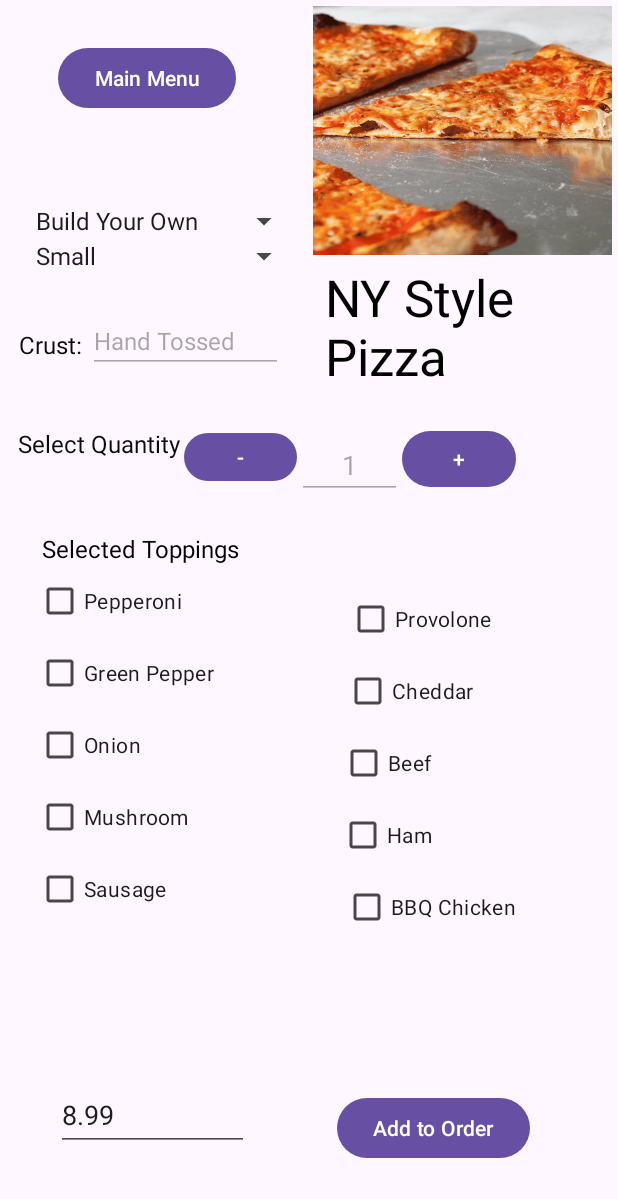
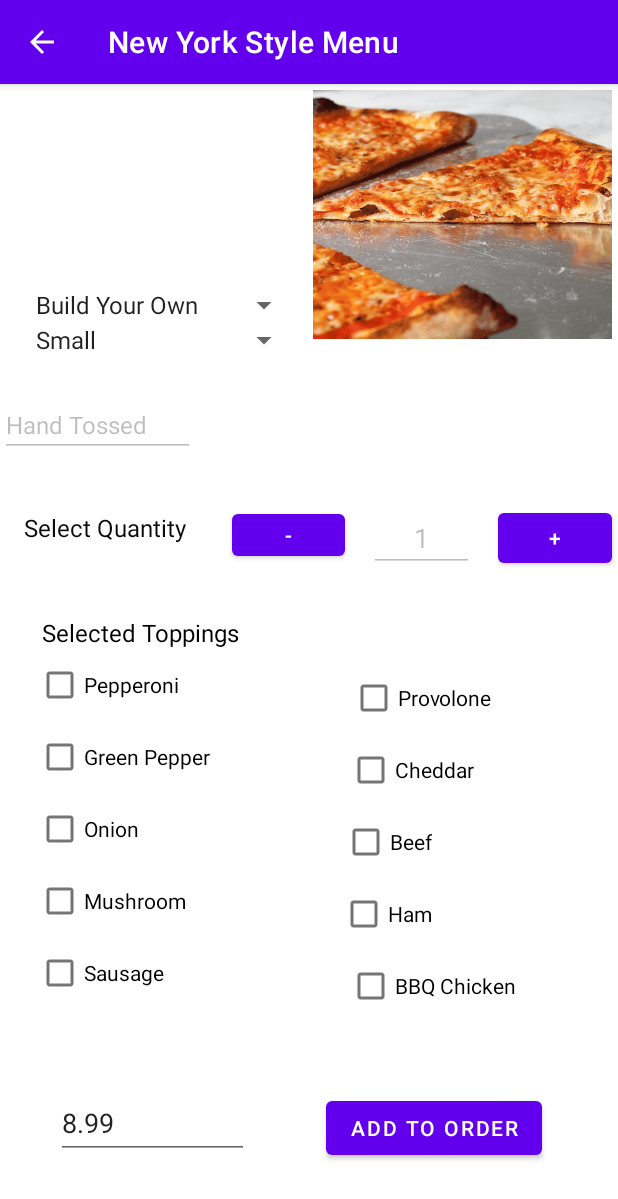
Before and after one commit to jd1763/RUPizzaria, an Android app: the NYPizzaStyleMenuActivity screen opened directly, with no data from a screen before it, on a phone screen of 412 x 824 dp. Shown: the top 1199 px of the screen. Run offline under Robolectric (Android 15) with nearby library versions, the phone set to English and light mode, and no system bars.

Commit message:
Added ActionBar to the top of each activity.
Removed the main menu buttons in favor of action bars at the top of each activity in order to create smoother navigation.

```diff
--- a/app/src/main/java/com/example/pizzeria/AllOrdersActivity.java
+++ b/app/src/main/java/com/example/pizzeria/AllOrdersActivity.java
@@ -46,14 +46,12 @@ public class AllOrdersActivity extends AppCompatActivity {
         currentOrderList = findViewById(R.id.currentOrderList);
         totalAmountEditText = findViewById(R.id.totalAmountEditText);
         cancelButton = findViewById(R.id.cancelOrderButton);
-        mainMenuButton = findViewById(R.id.mainMenuButton);
         // Get the OrderManager object
         orderManager = GlobalDataManager.getInstance().getOrderManager();
         // Populate the order number spinner
         updateState();
         // Set up event handlers
         cancelButton.setOnClickListener(v -> cancelOrder());
-        mainMenuButton.setOnClickListener(v -> mainMenuClick());
 
         orderNumberSpinner.setOnItemSelectedListener(new AdapterView.OnItemSelectedListener() {
             @Override
--- a/app/src/main/java/com/example/pizzeria/ChicagoStyleMenuActivity.java
+++ b/app/src/main/java/com/example/pizzeria/ChicagoStyleMenuActivity.java
@@ -28,7 +28,7 @@ public class ChicagoStyleMenuActivity extends AppCompatActivity {
     private Spinner pizzaTypeSpinner, sizeSpinner;
     private EditText crustValEditText, quantityEditTextNumber, pizzaSubTotal;
     private CheckBox cheddarCheckBox, sausageCheckBox, pepperoniCheckBox, greenPepperCheckBox, onionCheckBox, mushroomCheckBox, bbqChickenCheckBox, provoloneCheckBox, beefCheckBox, hamCheckBox;
-    private Button backButton, addOrderButton, plusButton, minusButton;
+    private Button addOrderButton, plusButton, minusButton;
 
     private Pizza currentPizza;
     private OrderManager orderManager;
@@ -71,7 +71,6 @@ public class ChicagoStyleMenuActivity extends AppCompatActivity {
         quantityEditTextNumber.setText("1");
         quantityEditTextNumber.setEnabled(false);
 
-        backButton = findViewById(R.id.ChicagoBackButton);
         addOrderButton = findViewById(R.id.ChicagoAddOrderButton);
         plusButton = findViewById(R.id.ChicagoPlusButton);
         minusButton = findViewById(R.id.ChicagoMinusButton);
@@ -297,7 +296,6 @@ public class ChicagoStyleMenuActivity extends AppCompatActivity {
         plusButton.setOnClickListener(v -> increaseQuantity());
         minusButton.setOnClickListener(v -> decreaseQuantity());
         addOrderButton.setOnClickListener(v -> addToOrder());
-        backButton.setOnClickListener(v -> finish());
     }
 
     /**
--- a/app/src/main/java/com/example/pizzeria/CurrentOrderActivity.java
+++ b/app/src/main/java/com/example/pizzeria/CurrentOrderActivity.java
@@ -50,7 +50,6 @@ public class CurrentOrderActivity extends AppCompatActivity implements AdapterVi
 
         // Initialize buttons
         Button placeOrderButton = findViewById(R.id.placeOrderButton);
-        Button mainMenuButton = findViewById(R.id.mainMenuButton);
 
         // Initialize OrderManager
         orderManager = GlobalDataManager.getInstance().getOrderManager();
@@ -63,7 +62,6 @@ public class CurrentOrderActivity extends AppCompatActivity implements AdapterVi
         // Set click listeners
         currentOrderList.setOnItemClickListener(this);
         placeOrderButton.setOnClickListener(v -> placeOrder());
-        mainMenuButton.setOnClickListener(v -> navigateToMainMenu());
 
         // Update the view
         updateView();
--- a/app/src/main/java/com/example/pizzeria/NYPizzaStyleMenuActivity.java
+++ b/app/src/main/java/com/example/pizzeria/NYPizzaStyleMenuActivity.java
@@ -28,7 +28,7 @@ public class NYPizzaStyleMenuActivity extends AppCompatActivity {
     private Spinner pizzaTypeSpinner, sizeSpinner;
     private EditText crustValEditText, quantityEditTextNumber, nyPizzaSubTotal;
     private CheckBox cheddarCheckBox, sausageCheckBox, pepperoniCheckBox, greenPepperCheckBox, onionCheckBox, mushroomCheckBox, bbqChickenCheckBox, provoloneCheckBox, beefCheckBox, hamCheckBox;
-    private Button backButton, addOrderButton, plusButton, minusButton;
+    private Button addOrderButton, plusButton, minusButton;
 
     private Pizza currentPizza;
     private OrderManager orderManager;
@@ -71,7 +71,6 @@ public class NYPizzaStyleMenuActivity extends AppCompatActivity {
         quantityEditTextNumber.setText("1");
         quantityEditTextNumber.setEnabled(false);
 
-        backButton = findViewById(R.id.BackButton);
         addOrderButton = findViewById(R.id.AddOrderButton);
         plusButton = findViewById(R.id.PlusButton);
         minusButton = findViewById(R.id.MinusButton);
@@ -307,7 +306,6 @@ public class NYPizzaStyleMenuActivity extends AppCompatActivity {
         plusButton.setOnClickListener(v -> increaseQuantity());
         minusButton.setOnClickListener(v -> decreaseQuantity());
         addOrderButton.setOnClickListener(v -> addToOrder());
-        backButton.setOnClickListener(v -> finish());
     }
 
     /**
--- a/app/src/main/res/layout/activity_main.xml
+++ b/app/src/main/res/layout/activity_main.xml
@@ -9,7 +9,7 @@
 
     <ImageView
         android:id="@+id/RUPizzaImage"
-        android:layout_width="458dp"
+        android:layout_width="0dp"
         android:layout_height="214dp"
         android:scaleType="fitXY"
         app:layout_constraintEnd_toEndOf="parent"
--- a/app/src/main/res/layout/activity_nystyle.xml
+++ b/app/src/main/res/layout/activity_nystyle.xml
@@ -46,31 +46,6 @@
         app:layout_constraintTop_toBottomOf="@+id/PizzaImageView"
         app:layout_constraintVertical_bias="0.907" />
 
-    <Button
-        android:id="@+id/BackButton"
-        android:layout_width="wrap_content"
-        android:layout_height="wrap_content"
-        android:layout_marginTop="28dp"
-        android:text="Main Menu"
-        app:layout_constraintEnd_toStartOf="@+id/PizzaImageView"
-        app:layout_constraintHorizontal_bias="0.427"
-        app:layout_constraintStart_toStartOf="parent"
-        app:layout_constraintTop_toTopOf="parent" />
-
-    <TextView
-        android:id="@+id/PizzaTypeTextView"
-        android:layout_width="191dp"
-        android:layout_height="92dp"
-        android:layout_marginEnd="4dp"
-        android:shadowColor="#5810E7"
-        android:text="NY Style Pizza"
-        android:textColor="#000000"
-        android:textSize="34sp"
-        app:layout_constraintBottom_toBottomOf="parent"
-        app:layout_constraintEnd_toEndOf="parent"
-        app:layout_constraintTop_toBottomOf="@+id/PizzaImageView"
-        app:layout_constraintVertical_bias="0.01" />
-
     <ImageView
         android:id="@+id/PizzaImageView"
         android:layout_width="199dp"
@@ -88,9 +63,9 @@
         android:layout_width="184dp"
         android:layout_height="22dp"
         android:layout_marginStart="16dp"
-        android:layout_marginTop="60dp"
+        android:layout_marginTop="136dp"
         app:layout_constraintStart_toStartOf="parent"
-        app:layout_constraintTop_toBottomOf="@+id/BackButton" />
+        app:layout_constraintTop_toTopOf="parent" />
 
     <Spinner
         android:id="@+id/SizeSpinner"
@@ -133,45 +108,49 @@
         android:id="@+id/MinusButton"
         android:layout_width="75dp"
         android:layout_height="40dp"
-        android:layout_marginTop="36dp"
+        android:layout_marginStart="14dp"
+        android:layout_marginTop="32dp"
         android:text="-"
         app:layout_constraintEnd_toStartOf="@+id/QuantityEditTextNumber"
+        app:layout_constraintStart_toEndOf="@+id/QuantityTextView"
         app:layout_constraintTop_toBottomOf="@+id/CrustValEditText" />
+
+    <EditText
+        android:id="@+id/QuantityEditTextNumber"
+        android:layout_width="70dp"
+        android:layout_height="39dp"
+        android:layout_marginTop="116dp"
+        android:layout_marginBottom="60dp"
+        android:ems="10"
+        android:gravity="center"
+        android:inputType="number"
+        android:text="1"
+        app:layout_constraintBottom_toTopOf="@+id/ProvoloneCheckBox"
+        app:layout_constraintEnd_toStartOf="@+id/PlusButton"
+        app:layout_constraintStart_toEndOf="@+id/MinusButton"
+        app:layout_constraintTop_toBottomOf="@+id/PizzaImageView" />
 
     <Button
         android:id="@+id/PlusButton"
         android:layout_width="76dp"
         android:layout_height="45dp"
-        android:layout_marginTop="16dp"
-        android:layout_marginEnd="68dp"
+        android:layout_marginTop="110dp"
+        android:layout_marginEnd="4dp"
         android:text="+"
         app:layout_constraintEnd_toEndOf="parent"
-        app:layout_constraintTop_toBottomOf="@+id/PizzaTypeTextView" />
-
-    <EditText
-        android:id="@+id/QuantityEditTextNumber"
-        android:layout_width="70dp"
-        android:layout_height="39dp"
-        android:layout_marginBottom="56dp"
-        android:ems="10"
-        android:inputType="number"
-        android:text="1"
-        android:gravity="center"
-        app:layout_constraintBottom_toTopOf="@+id/ProvoloneCheckBox"
-        app:layout_constraintEnd_toStartOf="@+id/PlusButton" />
+        app:layout_constraintTop_toBottomOf="@+id/PizzaImageView" />
 
     <EditText
         android:id="@+id/CrustValEditText"
         android:layout_width="130dp"
         android:layout_height="37dp"
         android:layout_marginTop="28dp"
-        android:layout_marginEnd="28dp"
         android:ems="10"
         android:inputType="text"
         android:text="CrustValue"
         android:textSize="16sp"
-        app:layout_constraintEnd_toStartOf="@+id/PizzaTypeTextView"
-        app:layout_constraintTop_toBottomOf="@+id/SizeSpinner" />
+        app:layout_constraintTop_toBottomOf="@+id/SizeSpinner"
+        tools:layout_editor_absoluteX="58dp" />
 
     <CheckBox
         android:id="@+id/SausageCheckBox"
--- a/app/src/main/res/values-night/themes.xml
+++ b/app/src/main/res/values-night/themes.xml
@@ -1,7 +1,16 @@
 <resources xmlns:tools="http://schemas.android.com/tools">
     <!-- Base application theme. -->
-    <style name="Base.Theme.RUPizzaria" parent="Theme.Material3.DayNight.NoActionBar">
+    <style name="Base.Theme.RUPizzaria" parent="Theme.MaterialComponents.DayNight.DarkActionBar">
         <!-- Customize your dark theme here. -->
         <!-- <item name="colorPrimary">@color/my_dark_primary</item> -->
+        <item name="colorPrimary">@color/purple_500</item>
+        <item name="colorPrimaryVariant">@color/purple_700</item>
+        <item name="colorOnPrimary">@color/black</item>
+        <!-- Secondary brand color. -->
+        <item name="colorSecondary">@color/teal_200</item>
+        <item name="colorSecondaryVariant">@color/teal_700</item>
+        <item name="colorOnSecondary">@color/black</item>
+        <!-- Status bar color. -->
+        <item name="android:statusBarColor" tools:targetApi="l">?attr/colorPrimaryVariant</item>
     </style>
 </resources>
--- a/app/src/main/res/values/colors.xml
+++ b/app/src/main/res/values/colors.xml
@@ -1,5 +1,10 @@
 <?xml version="1.0" encoding="utf-8"?>
 <resources>
+    <color name="purple_200">#FFBB86FC</color>
+    <color name="purple_500">#FF6200EE</color>
+    <color name="purple_700">#FF3700B3</color>
+    <color name="teal_200">#FF03DAC5</color>
+    <color name="teal_700">#FF018786</color>
     <color name="black">#FF000000</color>
     <color name="white">#FFFFFFFF</color>
 </resources>
--- a/app/src/main/res/values/themes.xml
+++ b/app/src/main/res/values/themes.xml
@@ -1,8 +1,17 @@
 <resources xmlns:tools="http://schemas.android.com/tools">
     <!-- Base application theme. -->
-    <style name="Base.Theme.RUPizzaria" parent="Theme.Material3.DayNight.NoActionBar">
+    <style name="Base.Theme.RUPizzaria" parent="Theme.MaterialComponents.DayNight.DarkActionBar">
         <!-- Customize your light theme here. -->
         <!-- <item name="colorPrimary">@color/my_light_primary</item> -->
+        <item name="colorPrimary">@color/purple_500</item>
+        <item name="colorPrimaryVariant">@color/purple_700</item>
+        <item name="colorOnPrimary">@color/white</item>
+        <!-- Secondary brand color. -->
+        <item name="colorSecondary">@color/teal_200</item>
+        <item name="colorSecondaryVariant">@color/teal_700</item>
+        <item name="colorOnSecondary">@color/black</item>
+        <!-- Status bar color. -->
+        <item name="android:statusBarColor" tools:targetApi="l">?attr/colorPrimaryVariant</item>
     </style>
 
     <style name="Theme.RUPizzaria" parent="Base.Theme.RUPizzaria" />
```
Also changed, not shown: app/src/main/AndroidManifest.xml (+16 -5 lines), app/src/main/res/layout/activity_allorders.xml (+0 -16 lines), app/src/main/res/layout/activity_chicagostyle.xml (+25 -46 lines), app/src/main/res/layout/activity_currentorder.xml (+0 -16 lines).
